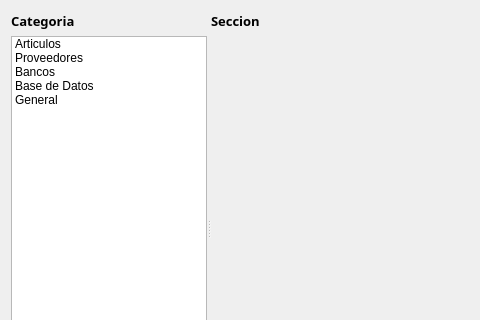
Old version of the form ManagerM/ui_opciones.ui in the repository janfranco27/TheProyect; both pictures show x 0 to 480 and y 0 to 320 of the 792 by 455 pixel window.
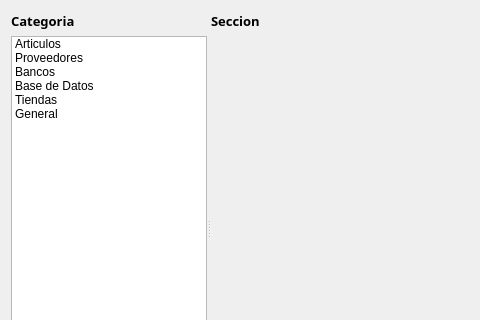
New version of the form. Icons and pictures are not drawn.

Diff of the .ui file:
```diff
--- a/ManagerM/ui_opciones.ui
+++ b/ManagerM/ui_opciones.ui
@@ -159,6 +159,15 @@
             <normaloff>:/Iconos/Iconos/RegEdit.png</normaloff>:/Iconos/Iconos/RegEdit.png</iconset>
           </property>
          </item>
+         <item>
+          <property name="text">
+           <string>Tiendas</string>
+          </property>
+          <property name="icon">
+           <iconset resource="Icons.qrc">
+            <normaloff>:/Iconos/Iconos/40406.png</normaloff>:/Iconos/Iconos/40406.png</iconset>
+          </property>
+         </item>
          <item>
           <property name="text">
            <string>General</string>
```
